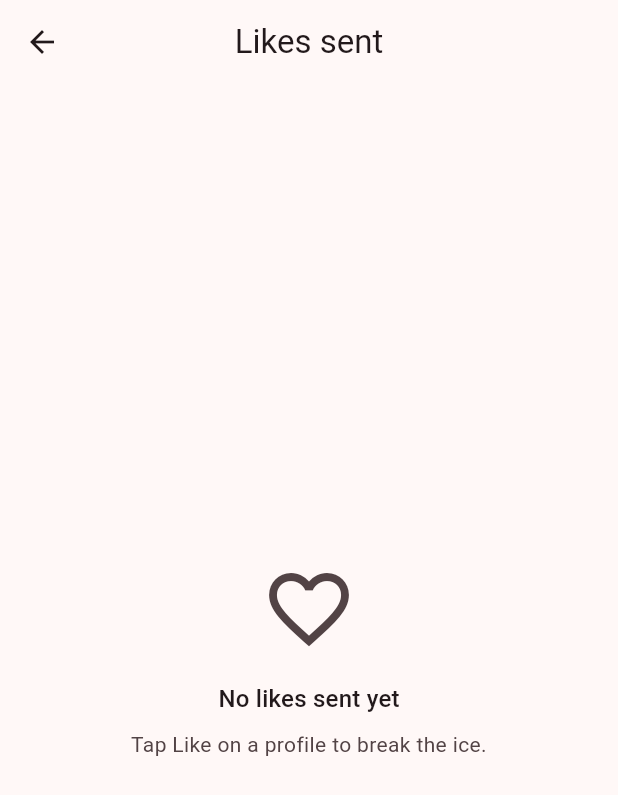
After one commit to saiedit410-lgtm/dating-app, a Flutter app: the HomeScreen screen opened by its route, after a tap on "Likes sent", on a phone screen of 412 x 824 dp. The commit adds this screen. Shown: the top 795 px of the screen. Run offline on Flutter 3.47's test engine with Material 3 defaults, Android fonts, the phone set to English and light mode, and no system bars; our stand-ins replace cached_network_image, cloud_firestore, firebase_auth, firebase_core, firebase_messaging, firebase_storage and 6 more; accounts and stored records are empty; generated files the repository leaves out were written again.

Commit message:
feat(2.3): implement likes and profile visitors

```diff
--- a/DatingApp/app/mobile/lib/core/routing/app_routes.dart
+++ b/DatingApp/app/mobile/lib/core/routing/app_routes.dart
@@ -15,7 +15,10 @@ enum AppRoute {
   connections('/connections', 'connections'),
   chats('/chats', 'chats'),
   chat('/chat/:uid', 'chat'),
-  verification('/verification', 'verification');
+  verification('/verification', 'verification'),
+  likesSent('/likes/sent', 'likesSent'),
+  likesReceived('/likes/received', 'likesReceived'),
+  recentVisitors('/visitors', 'recentVisitors');
 
   const AppRoute(this.path, this.routeName);
 
--- a/DatingApp/app/mobile/lib/features/discovery/presentation/screens/profile_detail_screen.dart
+++ b/DatingApp/app/mobile/lib/features/discovery/presentation/screens/profile_detail_screen.dart
@@ -3,6 +3,7 @@ import 'package:dating_app/core/theme/app_colors.dart';
 import 'package:dating_app/features/connections/presentation/widgets/connection_button.dart';
 import 'package:dating_app/features/discovery/application/discovery_providers.dart';
 import 'package:dating_app/features/discovery/domain/public_profile.dart';
+import 'package:dating_app/features/likes/presentation/widgets/like_button.dart';
 import 'package:dating_app/features/profile/domain/profile_enums.dart';
 import 'package:dating_app/features/profile/domain/profile_photo.dart';
 import 'package:dating_app/features/safety/presentation/widgets/profile_safety_menu.dart';
@@ -65,7 +66,14 @@ class _DetailScaffold extends StatelessWidget {
       bottomNavigationBar: SafeArea(
         child: Padding(
           padding: const EdgeInsets.all(16),
-          child: ConnectionButton(otherUid: profile.uid),
+          child: Column(
+            mainAxisSize: MainAxisSize.min,
+            children: <Widget>[
+              LikeButton(otherUid: profile.uid),
+              const SizedBox(height: 8),
+              ConnectionButton(otherUid: profile.uid),
+            ],
+          ),
         ),
       ),
       body: ListView(
--- a/DatingApp/app/mobile/lib/features/home/presentation/screens/home_screen.dart
+++ b/DatingApp/app/mobile/lib/features/home/presentation/screens/home_screen.dart
@@ -91,6 +91,27 @@ class HomeScreen extends ConsumerWidget {
                 label: const Text('Get verified'),
               ),
               const SizedBox(height: 12),
+              OutlinedButton.icon(
+                onPressed: () =>
+                    context.pushNamed(AppRoute.likesReceived.routeName),
+                icon: const Icon(Icons.favorite_border),
+                label: const Text('Likes received'),
+              ),
+              const SizedBox(height: 12),
+              OutlinedButton.icon(
+                onPressed: () =>
+                    context.pushNamed(AppRoute.likesSent.routeName),
+                icon: const Icon(Icons.favorite_outline),
+                label: const Text('Likes sent'),
+              ),
+              const SizedBox(height: 12),
+              OutlinedButton.icon(
+                onPressed: () =>
+                    context.pushNamed(AppRoute.recentVisitors.routeName),
+                icon: const Icon(Icons.visibility_outlined),
+                label: const Text('Recent visitors'),
+              ),
+              const SizedBox(height: 12),
               FilledButton.tonalIcon(
                 onPressed: () => ref.read(authRepositoryProvider).signOut(),
                 icon: const Icon(Icons.logout),
--- /dev/null
+++ b/DatingApp/app/mobile/lib/features/likes/domain/like.dart
@@ -0,0 +1,34 @@
+/// Deterministic document ids for likes and profile-visitor records.
+class LikeIds {
+  const LikeIds._();
+
+  /// Directional like id: `{fromUid}_{toUid}`.
+  static String like(String fromUid, String toUid) => '${fromUid}_$toUid';
+}
+
+/// A "like" (`likes/{fromUid}_{toUid}`). The act of one user expressing
+/// interest in another. Stores only uid references + a creation
+/// timestamp — never duplicated profile data.
+class Like {
+  const Like({
+    required this.id,
+    required this.fromUid,
+    required this.toUid,
+    required this.createdAt,
+  });
+
+  factory Like.fromMap(String id, Map<String, dynamic> data) => Like(
+        id: id,
+        fromUid: data['fromUid'] as String? ?? '',
+        toUid: data['toUid'] as String? ?? '',
+        createdAt:
+            (data['createdAt'] is DateTime)
+                ? data['createdAt'] as DateTime
+                : DateTime.fromMillisecondsSinceEpoch(0),
+      );
+
+  final String id;
+  final String fromUid;
+  final String toUid;
+  final DateTime createdAt;
+}
--- /dev/null
+++ b/DatingApp/app/mobile/lib/features/likes/domain/like_repository.dart
@@ -0,0 +1,26 @@
+import 'package:dating_app/features/likes/domain/like.dart';
+
+/// Reads/writes likes (`likes/{fromUid}_{toUid}`).
+///
+/// Profiles are never duplicated on this collection — only uid
+/// references + the creation timestamp. The viewer profile for a
+/// like row is resolved separately via `PublicProfile` /
+/// `profileByIdProvider`.
+abstract interface class LikeRepository {
+  /// True when [fromUid] has liked [toUid]. One-shot read.
+  Future<bool> hasLiked({required String fromUid, required String toUid});
+
+  /// Live list of likes the signed-in user has **sent** (newest first).
+  Stream<List<Like>> watchSentLikes(String me);
+
+  /// Live list of likes the signed-in user has **received**
+  /// (newest first).
+  Stream<List<Like>> watchReceivedLikes(String me);
+
+  /// Records that [fromUid] liked [toUid]. No-op if already liked
+  /// (idempotent on doc id).
+  Future<void> like({required String fromUid, required String toUid});
+
+  /// Removes [fromUid]'s like of [toUid]. No-op if no like exists.
+  Future<void> unlike({required String fromUid, required String toUid});
+}
--- /dev/null
+++ b/DatingApp/app/mobile/lib/features/likes/presentation/screens/likes_sent_screen.dart
@@ -0,0 +1,59 @@
+import 'package:dating_app/features/connections/presentation/widgets/user_list_tile.dart';
+import 'package:dating_app/features/likes/application/likes_providers.dart';
+import 'package:dating_app/shared/extensions/build_context_x.dart';
+import 'package:flutter/material.dart';
+import 'package:flutter_riverpod/flutter_riverpod.dart';
+
+/// Likes the signed-in user has sent. Read-only feed.
+class LikesSentScreen extends ConsumerWidget {
+  const LikesSentScreen({super.key});
+
+  @override
+  Widget build(BuildContext context, WidgetRef ref) {
+    final AsyncValue<List<dynamic>> async = ref.watch(sentLikesProvider);
+
+    return Scaffold(
+      appBar: AppBar(title: const Text('Likes sent')),
+      body: async.when(
+        loading: () => const Center(child: CircularProgressIndicator()),
+        error: (Object e, StackTrace _) =>
+            const Center(child: Text('Could not load likes.')),
+        data: (List<dynamic> likes) {
+          if (likes.isEmpty) return _empty(context);
+          return ListView.separated(
+            itemCount: likes.length,
+            separatorBuilder: (_, _) => const Divider(height: 1),
+            itemBuilder: (BuildContext context, int index) =>
+                UserListTile(uid: likes[index].toUid as String),
+          );
+        },
+      ),
+    );
+  }
+
+  Widget _empty(BuildContext context) => Center(
+    child: Padding(
+      padding: const EdgeInsets.all(24),
+      child: Column(
+        mainAxisSize: MainAxisSize.min,
+        children: <Widget>[
+          Icon(
+            Icons.favorite_border,
+            size: 64,
+            color: context.colorScheme.onSurfaceVariant,
+          ),
+          const SizedBox(height: 16),
+          Text('No likes sent yet', style: context.textTheme.titleMedium),
+          const SizedBox(height: 8),
+          Text(
+            'Tap Like on a profile to break the ice.',
+            textAlign: TextAlign.center,
+            style: context.textTheme.bodyMedium?.copyWith(
+              color: context.colorScheme.onSurfaceVariant,
+            ),
+          ),
+        ],
+      ),
+    ),
+  );
+}
```
Also changed, not shown: DatingApp/app/mobile/lib/core/routing/app_router.dart (+21 -0 lines), DatingApp/app/mobile/lib/features/likes/application/likes_providers.dart (added, +56 -0 lines), DatingApp/app/mobile/lib/features/likes/data/firestore_like_repository.dart (added, +69 -0 lines), DatingApp/app/mobile/lib/features/likes/data/firestore_profile_visitor_repository.dart (added, +48 -0 lines), DatingApp/app/mobile/lib/features/likes/domain/profile_visitor.dart (added, +35 -0 lines), DatingApp/app/mobile/lib/features/likes/domain/profile_visitor_repository.dart (added, +20 -0 lines), DatingApp/app/mobile/lib/features/likes/presentation/screens/likes_received_screen.dart (added, +96 -0 lines), DatingApp/app/mobile/lib/features/likes/presentation/screens/recent_visitors_screen.dart (added, +82 -0 lines), DatingApp/app/mobile/lib/features/likes/presentation/widgets/like_button.dart (added, +133 -0 lines), DatingApp/app/mobile/lib/core/routing/app_router.g.dart, DatingApp/app/mobile/lib/features/likes/application/likes_providers.g.dart (added), 5 other files.
